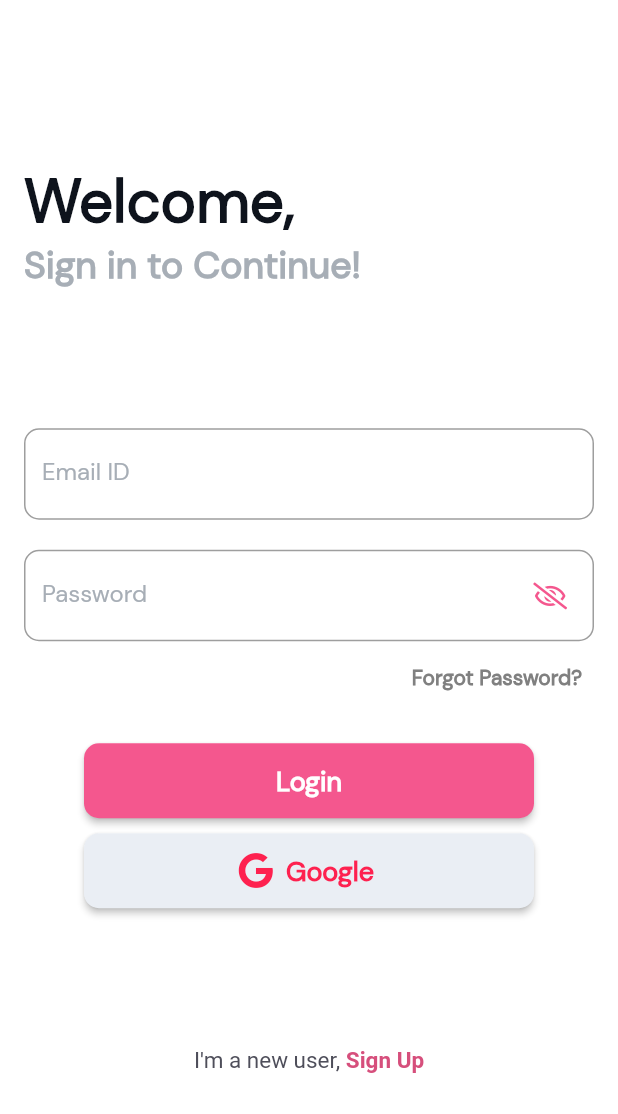
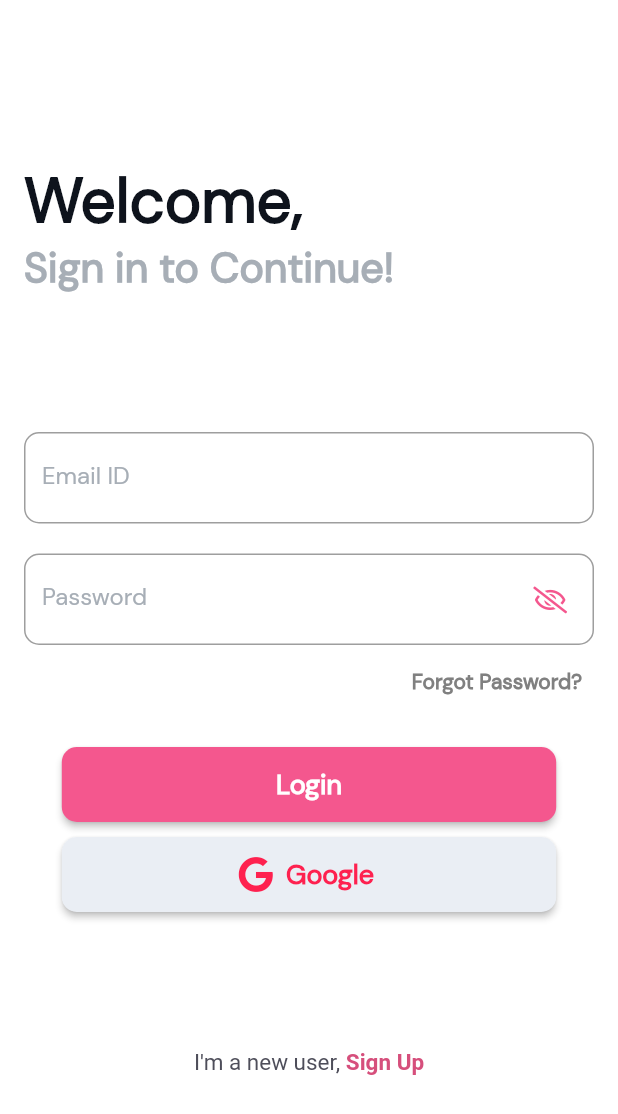
Before and after one commit to AJ8454/Genesis_Packaging_V1.0, a Flutter app: the OnBoardingPage screen opened directly, after a tap on "Skip", after a tap on "Let's Go !", after a tap on "Google", on a phone screen of 412 x 824 dp. Shown: the top 1114 px of the screen. Run offline on Flutter 3.47's test engine with Material 2 defaults, Android fonts, the phone set to English and light mode, and no system bars; our stand-ins replace firebase_auth, firebase_core, font_awesome_flutter, google_sign_in, introduction_screen, shared_preferences and 1 more; accounts and stored records are empty.

Commit message:
--Day Third --

```diff
--- a/lib/provider/google_sign_in_provider.dart
+++ b/lib/provider/google_sign_in_provider.dart
@@ -31,9 +31,7 @@ class GoogleSignInProvider extends ChangeNotifier {
         idToken: googleAuth.idToken,
       );
 
-      await FirebaseAuth.instance
-          .signInWithCredential(credential)
-          .then((value) {});
+      await FirebaseAuth.instance.signInWithCredential(credential);
 
       isSigningIn = false;
     }
--- a/lib/screen/auth_screen/auth_page.dart
+++ b/lib/screen/auth_screen/auth_page.dart
@@ -1,11 +1,12 @@
 import 'package:flutter/gestures.dart';
 import 'package:flutter/material.dart';
 import 'package:flutter/services.dart';
+import 'package:sizer/sizer.dart';
 import 'package:genesis_packaging_v1/screen/auth_screen/signUp_page.dart';
 import 'login_form.dart';
 
 class AuthPage extends StatelessWidget {
-  final _formKey = GlobalKey<FormState>();
+
   @override
   Widget build(BuildContext context) {
     return Scaffold(
@@ -24,7 +25,7 @@ class AuthPage extends StatelessWidget {
                   Text(
                     'Welcome,',
                     style: TextStyle(
-                      fontSize: 40.0,
+                      fontSize: 30.sp,
                       color: Color(0xFF0E131C),
                       fontWeight: FontWeight.bold,
                     ),
@@ -32,13 +33,13 @@ class AuthPage extends StatelessWidget {
                   Text(
                     'Sign in to Continue!',
                     style: TextStyle(
-                      fontSize: 25.0,
+                      fontSize: 20.sp,
                       color: Color(0xFFA7AEB6),
                       fontWeight: FontWeight.bold,
                     ),
                   ),
                   const Spacer(),
-                  LoginForm(formKey: _formKey),
+                  LoginForm(),
                   const Spacer(),
                   Align(
                     alignment: Alignment.center,
--- a/lib/screen/auth_screen/login_form.dart
+++ b/lib/screen/auth_screen/login_form.dart
@@ -1,27 +1,25 @@
 import 'package:flutter/material.dart';
+import 'package:sizer/sizer.dart';
 import 'package:font_awesome_flutter/font_awesome_flutter.dart';
 import 'package:genesis_packaging_v1/widget/google_signIn_button.dart';
 
 class LoginForm extends StatefulWidget {
   const LoginForm({
     Key? key,
-    required GlobalKey<FormState> formKey,
-  })  : _formKey = formKey,
-        super(key: key);
-
-  final GlobalKey<FormState> _formKey;
+  }) : super(key: key);
 
   @override
   State<LoginForm> createState() => _LoginFormState();
 }
 
 class _LoginFormState extends State<LoginForm> {
+  final _formKey = GlobalKey<FormState>();
   bool? _passwordVisible = false;
   @override
   Widget build(BuildContext context) {
     return SingleChildScrollView(
       child: Form(
-        key: widget._formKey,
+        key: _formKey,
         child: Column(
           crossAxisAlignment: CrossAxisAlignment.center,
           children: [
@@ -114,7 +112,7 @@ class _LoginFormState extends State<LoginForm> {
             const SizedBox(height: 20.0),
             ElevatedButton(
               style: ElevatedButton.styleFrom(
-                minimumSize: Size(300, 50),
+                minimumSize: Size(80.w, 50),
                 primary: Color(0xFFF4578E),
                 onPrimary: Colors.white,
                 shape: RoundedRectangleBorder(
--- a/lib/screen/onboarding_screen/onboarding_page.dart
+++ b/lib/screen/onboarding_screen/onboarding_page.dart
@@ -1,5 +1,6 @@
 import 'package:flutter/material.dart';
 import 'package:flutter/services.dart';
+import 'package:sizer/sizer.dart';
 import 'package:font_awesome_flutter/font_awesome_flutter.dart';
 import 'package:introduction_screen/introduction_screen.dart';
 
@@ -16,7 +17,11 @@ class OnBoardingPage extends StatelessWidget {
                 title: 'Welcome',
                 body: 'Genesis Packaging',
                 image: Center(
-                  child: Image.asset('assets/icons/appIcon.png'),
+                  child: Image.asset(
+                    'assets/icons/appIcon.png',
+                    width: 50.h,
+                    height: 50.h,
+                  ),
                 ),
                 decoration: getPageDecoration(),
               ),
@@ -29,36 +34,42 @@ class OnBoardingPage extends StatelessWidget {
               PageViewModel(
                 title: 'Welcome',
                 body: 'Genesis Packaging',
-                image: Image.asset('assets/icons/appIcon.png'),
+                image: Image.asset(
+                  'assets/icons/appIcon.png',
+                  width: 50.h,
+                  height: 50.h,
+                ),
                 footer: ElevatedButton(
                   style: ElevatedButton.styleFrom(
                     primary: Colors.teal,
                     onPrimary: Colors.white,
                     shape: const StadiumBorder(),
-                    padding:
-                        EdgeInsets.symmetric(horizontal: 40.0, vertical: 14.0),
+                    minimumSize: Size(50.w, 40),
                   ),
                   onPressed: () => goToAuthScreen(context),
-                  child: const Text(
+                  child: Text(
                     "Let's Go !",
-                    style: const TextStyle(fontSize: 16.0),
+                    style: TextStyle(fontSize: 14.sp),
                   ),
                 ),
                 decoration: getPageDecoration(),
               ),
             ],
-            skip: const Text("Skip",
+            skip: Text("Skip",
                 style: TextStyle(
                     color: Colors.blueGrey,
-                    fontSize: 14.0,
+                    fontSize: 14.sp,
                     fontWeight: FontWeight.w600)),
-            next: const Icon(FontAwesomeIcons.angleRight,
-                color: Colors.red, size: 30.0),
-            done: const Text(
+            next: Icon(
+              FontAwesomeIcons.angleRight,
+              color: Colors.red,
+              size: 10.w,
+            ),
+            done: Text(
               "Done",
               style: TextStyle(
                   color: Colors.red,
-                  fontSize: 14.0,
+                  fontSize: 14.sp,
                   fontWeight: FontWeight.w600),
             ),
             showSkipButton: true,
--- /dev/null
+++ b/lib/utils/user_simple_preferences.dart
@@ -0,0 +1,14 @@
+import 'package:shared_preferences/shared_preferences.dart';
+
+class UserSimplePreferences {
+  static SharedPreferences? _preferences;
+  static const _keyUser = 'NewUser';
+
+  static Future init() async =>
+      _preferences = await SharedPreferences.getInstance();
+
+  static Future setUser(bool? newUser) async =>
+      await _preferences!.setBool(_keyUser, newUser!);
+
+  static bool? getUser() => _preferences!.getBool(_keyUser);
+}
--- a/lib/widget/google_signIn_button.dart
+++ b/lib/widget/google_signIn_button.dart
@@ -1,4 +1,6 @@
 import 'package:flutter/material.dart';
+import 'package:genesis_packaging_v1/utils/user_simple_preferences.dart';
+import 'package:sizer/sizer.dart';
 import 'package:font_awesome_flutter/font_awesome_flutter.dart';
 import 'package:genesis_packaging_v1/provider/google_sign_in_provider.dart';
 import 'package:provider/provider.dart';
@@ -15,17 +17,18 @@ class GoogleSignInButton extends StatelessWidget {
         FontAwesomeIcons.google,
       ),
       style: ElevatedButton.styleFrom(
-        minimumSize: Size(300, 50),
+        minimumSize: Size(80.w, 50),
         primary: Color(0xFFEAEEF4),
         onPrimary: Color(0xFFFE214F),
         shape: RoundedRectangleBorder(
           borderRadius: BorderRadius.circular(10),
         ),
       ),
-      onPressed: () {
+      onPressed: () async {
         final provider =
             Provider.of<GoogleSignInProvider>(context, listen: false);
         provider.login();
+        await UserSimplePreferences.setUser(false);
       },
       label: Text(
         'Google',
--- a/pubspec.yaml
+++ b/pubspec.yaml
@@ -19,6 +19,8 @@ dependencies:
   google_sign_in: ^5.1.0
   introduction_screen: ^2.1.0
   provider: ^6.0.0
+  shared_preferences: ^2.0.7
+  sizer: ^2.0.13
 
 dev_dependencies:
   flutter_test:
```
Also changed, not shown: lib/initial_page.dart (+11 -1 lines), lib/main.dart (+9 -2 lines), lib/screen/auth_screen/signUp_form.dart (+8 -8 lines), lib/screen/auth_screen/signUp_page.dart (+4 -4 lines), lib/screen/home_screen/home_page.dart (+10 -2 lines), lib/utils/responsive.dart (added), pubspec.lock.
